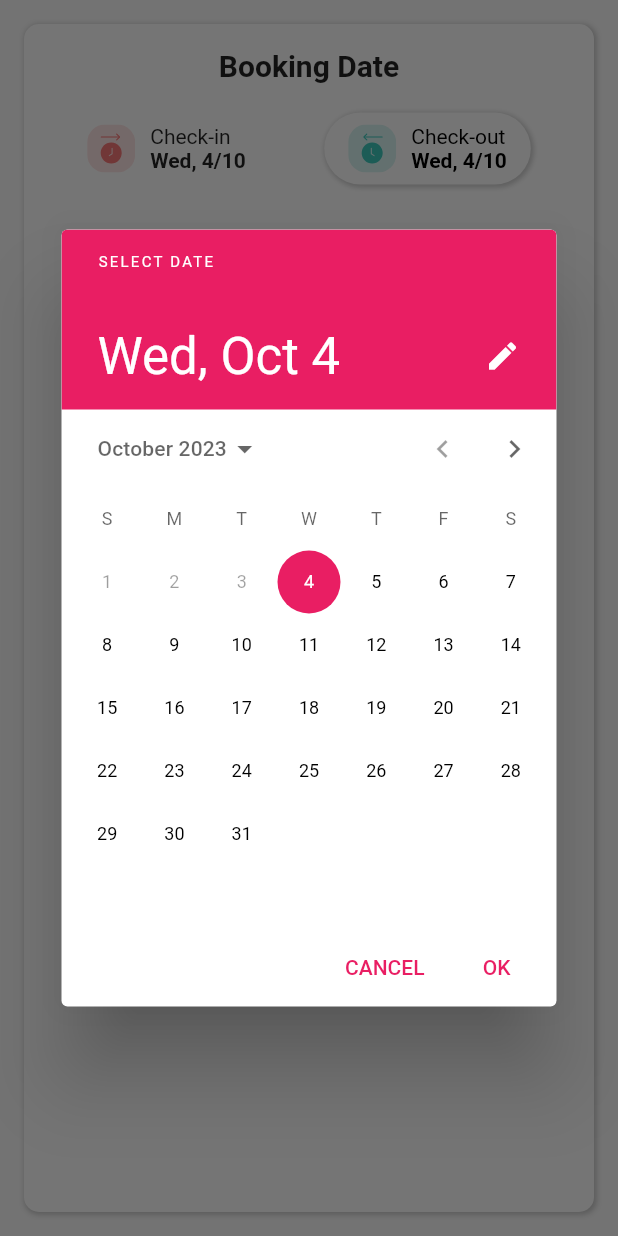
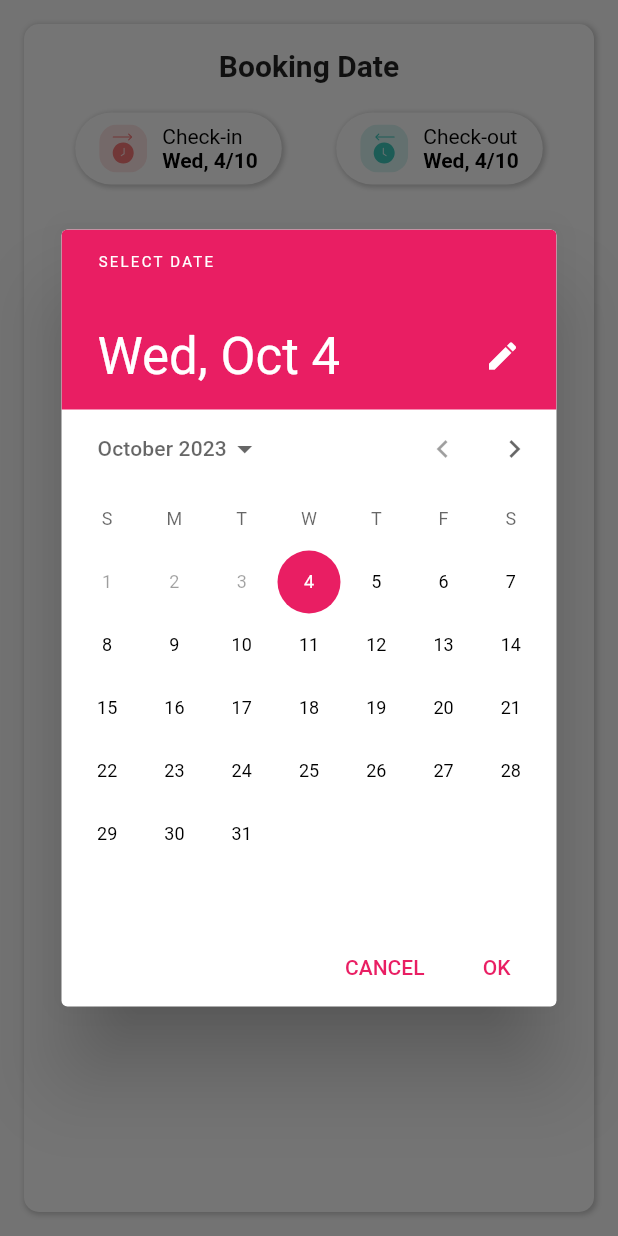
Before and after one commit to TruongGiang1502/travoapp, a Flutter app: what dateBooking() shows on an empty page, opened directly, after a tap on "Check-out", on a phone screen of 412 x 824 dp. Run offline on Flutter 3.47's test engine with Material 2 defaults, Android fonts, the phone set to English and light mode, and no system bars; our stand-ins replace cloud_firestore, connectivity_plus, easy_localization, firebase_auth, firebase_core, flutter_bloc and 2 more; accounts and stored records are empty.

Commit message:
feat: accept to chose check-in date

```diff
--- a/lib/features/mobile/screen/home/hotel/checkout_pageview/book_and_review.dart
+++ b/lib/features/mobile/screen/home/hotel/checkout_pageview/book_and_review.dart
@@ -1,7 +1,6 @@
 import 'package:easy_localization/easy_localization.dart';
 import 'package:flutter/material.dart';
 import 'package:flutter_bloc/flutter_bloc.dart';
-import 'package:flutter_svg/flutter_svg.dart';
 import 'package:travo_demo/features/mobile/screen/home/hotel/add_contact_screen.dart';
 import 'package:travo_demo/features/mobile/screen/home/hotel/add_promo_code.dart';
 import 'package:travo_demo/features/mobile/screen/home/models/guest_info_model.dart';
@@ -9,6 +8,8 @@ import 'package:travo_demo/features/mobile/screen/home/models/snap_model.dart';
 import 'package:travo_demo/features/mobile/screen/home/widget/add_widget_custom.dart';
 import 'package:travo_demo/features/mobile/screen/home/widget/bloc/get_info_cubit.dart';
 import 'package:travo_demo/features/mobile/screen/home/widget/bloc/get_promo_cubit.dart';
+import 'package:travo_demo/features/mobile/screen/home/widget/pick_date.dart';
+import 'package:travo_demo/features/mobile/utils/show_dialog.dart';
 import 'package:travo_demo/widgets/container_decor.dart';
 import 'package:travo_demo/features/mobile/screen/home/widget/services_option.dart';
 import 'package:travo_demo/features/mobile/widget/custom_button.dart';
@@ -28,7 +29,7 @@ class BookAndReview extends StatelessWidget {
               builder: (context, info) {
                 return AddInfoGuestCustom(
                   onPressed: () {
-                    gotoAddContact(context);
+                    addContactCheck(context, info, snapInfo);
                   },
                   imageUrl: 'images/checkout_icon/addcontact_icon.svg',
                   title: 'Contact Details',
@@ -141,7 +142,7 @@ class BookAndReview extends StatelessWidget {
                     )
                   ],
                 ),
-                const Text('1 room')
+                Text('${snapInfo.total} room')
               ],
             )
           ],
@@ -152,9 +153,68 @@ class BookAndReview extends StatelessWidget {
 }
 
 Widget dateBooking(BuildContext context){
-  DateTime now = DateTime.now();
-  //DateTime pickDate = DateTime.now();
-  ValueNotifier <DateTime> pickedDate = ValueNotifier(DateTime.now());
+
+  ValueNotifier <DateTime> pickedDateCheckin = ValueNotifier(DateTime.now());
+  ValueNotifier <DateTime> pickedDateCheckout = ValueNotifier(DateTime.now());
+
+  Future <DateTime> showSelectCheckinDate(BuildContext context)async{
+    final DateTime picked = (
+      await showDatePicker(
+        context: context,
+        initialDate: DateTime.now(),
+        firstDate: DateTime.now(),
+        lastDate: DateTime(DateTime.now().year+1),
+        builder: (BuildContext context, Widget? child){
+          return Theme(
+            data: ThemeData(
+              primarySwatch: Colors.pink,
+              buttonTheme: ButtonThemeData(
+                shape: RoundedRectangleBorder(
+                  borderRadius: BorderRadius.circular(1)
+                )
+              )
+            ),
+            child: child!
+          );
+        }
+      )
+    )??DateTime.now();
+    pickedDateCheckout.value = picked;
+    return picked;
+  }
+
+  Future <DateTime> showSelectCheckoutDate(BuildContext context)async{
+    final DateTime picked = (
+      await showDatePicker(
+        context: context,
+        initialDate: pickedDateCheckout.value,
+        firstDate: pickedDateCheckin.value,
+        lastDate: DateTime(DateTime.now().year+2),
+        builder: (BuildContext context, Widget? child){
+          return Theme(
+            data: ThemeData(
+              primarySwatch: Colors.pink,
+              buttonTheme: ButtonThemeData(
+                shape: RoundedRectangleBorder(
+                  borderRadius: BorderRadius.circular(1)
+                )
+              )
+            ),
+            child: child!
+          );
+        }
+      )
+    )??DateTime.now();
+    return picked;
+  }
+
+  void checkinSelectDate() async {
+    pickedDateCheckin.value = (await showSelectCheckinDate(context));
+  }
+  void checkoutSelectDate() async {
+    pickedDateCheckout.value = (await showSelectCheckoutDate(context));
+  }
+
   return Padding(
     padding: const EdgeInsets.all(16),
     child: ContainerBoxDecor(
@@ -176,67 +236,35 @@ Widget dateBooking(BuildContext context){
               Row(
                 mainAxisAlignment: MainAxisAlignment.spaceAround,
                 children: [
-                  Row(
-                    children: [
-                      SvgPicture.asset('images/checkout_icon/date1_icon.svg'),
-                      const SizedBox(width: 10,),
-                      Column(
-                        crossAxisAlignment: CrossAxisAlignment.start,
-                        children: [
-                          const Text('Check-in'),
-                          Text(DateFormat('E, d/MM').format(now), style: const TextStyle(fontWeight: FontWeight.bold),),
-                        ],
+                  PickDate(
+                    onPressed: checkinSelectDate,
+                    iconUrl: 'images/checkout_icon/date1_icon.svg',
+                    text: 'Check-in',
+                    dateValueWidget: ValueListenableBuilder(
+                        valueListenable: pickedDateCheckin,
+                        builder: (BuildContext context, DateTime value, Widget? child) {
+                          return Text(
+                            DateFormat('E, d/MM').format(pickedDateCheckin.value),
+                            style: const TextStyle(fontWeight: FontWeight.bold, color: Colors.black),
+                          );
+                        }
                       ),
-                    ],
                   ),
-                  Container(
-                    decoration: BoxDecoration(
-                      color: Colors.white,
-                      borderRadius: BorderRadius.circular(50),
-                      boxShadow: [
-                        BoxShadow(
-                          color: Colors.grey.withOpacity(0.5),
-                          spreadRadius: 1,
-                          blurRadius: 2,
-                          offset: const Offset(1, 1)
-                        )
-                      ]
+                  PickDate(
+                    onPressed: checkoutSelectDate,
+                    iconUrl: 'images/checkout_icon/date2_icon.svg',
+                    text: 'Check-out',
+                    dateValueWidget: ValueListenableBuilder(
+                        valueListenable: pickedDateCheckout,
+                        builder: (BuildContext context, DateTime value, Widget? child) {
+                          return Text(
+                            DateFormat('E, d/MM').format(pickedDateCheckout.value),
+                            style: const TextStyle(fontWeight: FontWeight.bold, color: Colors.black),
+                          );
+                        }
                     ),
-                    child: ElevatedButton(
-                      onPressed: ()async{
-                        pickedDate.value = (await showSelectDate(context));
-                      },
-                      style: ElevatedButton.styleFrom(
-                        shape: RoundedRectangleBorder(
-                          borderRadius: BorderRadius.circular(50)
-                        ),
-                        elevation: 0,
-                        backgroundColor: Colors.transparent,
+                  )
 
-                      ),
-                      child: Row(
-                        children: [
-                          SvgPicture.asset('images/checkout_icon/date2_icon.svg'),
-                          const SizedBox(width: 10,),
-                          Column(
-                            crossAxisAlignment: CrossAxisAlignment.start,
-                            children: [
-                              const Text('Check-out', style: TextStyle(fontWeight: FontWeight.normal, color: Colors.black),),
-                              ValueListenableBuilder(
-                                valueListenable: pickedDate,
-                                builder: (BuildContext context, DateTime value, Widget? child) {
-                                  return Text(
-                                    DateFormat('E, d/MM').format(pickedDate.value),
-                                    style: const TextStyle(fontWeight: FontWeight.bold, color: Colors.black),
-                                  );
-                                }
-                              ),
-                            ],
-                          ),
-                        ],
-                      ),
-                    ),
-                  ),
                 ],
               ),
 
@@ -248,30 +276,13 @@ Widget dateBooking(BuildContext context){
   );
 }
 
-Future <DateTime> showSelectDate(BuildContext context)async{
-  final DateTime picked = (
-      await showDatePicker(
-      context: context,
-      initialDate: DateTime.now(),
-      firstDate: DateTime.now(),
-      lastDate: DateTime(2030),
-      builder: (BuildContext context, Widget? child){
-        return Theme(
-          data: ThemeData(
-            primarySwatch: Colors.pink,
-
-            buttonTheme: ButtonThemeData(
-              shape: RoundedRectangleBorder(
-                borderRadius: BorderRadius.circular(1)
-              )
-            )
-          ),
-          child: child!
-        );
-      }
-    )
-  )??DateTime.now();
-  return picked;
+void addContactCheck(BuildContext context ,List<InfoGuest> list, SnapRoomModel snapInfo){
+  if(list.length < int.parse(snapInfo.maxGuest!)) {
+    gotoAddContact(context);
+  }
+  else {
+    ShowDialog.showSimpleDialog(context, 'Full slot', 'The number of guests has reached the limit.');
+  }
 }
 
 void gotoAddContact (BuildContext context)async{
--- a/lib/features/mobile/screen/home/hotel/checkout_screen.dart
+++ b/lib/features/mobile/screen/home/hotel/checkout_screen.dart
@@ -121,7 +121,9 @@ class _CheckOutScreenState extends State<CheckOutScreen> {
             onPressed: nextScreen ,
             snapInfo: widget.snapInfo
           ),
-          const CheckOutPayment(),
+          CheckOutPayment(
+            onPressed: nextScreen,
+          ),
           const ConfirmScreen(),
         ],
       )
--- a/lib/features/mobile/screen/home/widget/add_widget_custom.dart
+++ b/lib/features/mobile/screen/home/widget/add_widget_custom.dart
@@ -53,10 +53,11 @@ class AddInfoGuestCustom extends StatelessWidget {
                     crossAxisAlignment: CrossAxisAlignment.start,
                     children: [
                       Text(
-                        'Guest information ${index+1}',
+                        'Customer ${index+1}',
                         style: const TextStyle(
                           fontWeight: FontWeight.bold,
-                          fontStyle: FontStyle.italic
+                          fontStyle: FontStyle.italic,
+                          color: Colors.red
                         ),
                       ),
                       Text(
--- /dev/null
+++ b/lib/features/mobile/screen/home/widget/pick_date.dart
@@ -0,0 +1,59 @@
+import 'package:flutter/material.dart';
+import 'package:flutter_svg/flutter_svg.dart';
+
+class PickDate extends StatelessWidget {
+  final VoidCallback onPressed;
+  final String iconUrl;
+  final String text;
+  final Widget dateValueWidget;
+  const PickDate(
+      {super.key,
+      required this.onPressed,
+      required this.iconUrl,
+      required this.text,
+      required this.dateValueWidget});
+
+  @override
+  Widget build(BuildContext context) {
+    return Container(
+      decoration: BoxDecoration(
+          color: Colors.white,
+          borderRadius: BorderRadius.circular(50),
+          boxShadow: [
+            BoxShadow(
+                color: Colors.grey.withOpacity(0.5),
+                spreadRadius: 1,
+                blurRadius: 2,
+                offset: const Offset(1, 1))
+          ]),
+      child: ElevatedButton(
+        onPressed: onPressed,
+        style: ElevatedButton.styleFrom(
+          shape:
+              RoundedRectangleBorder(borderRadius: BorderRadius.circular(50)),
+          elevation: 0,
+          backgroundColor: Colors.transparent,
+        ),
+        child: Row(
+          children: [
+            SvgPicture.asset(iconUrl),
+            const SizedBox(
+              width: 10,
+            ),
+            Column(
+              crossAxisAlignment: CrossAxisAlignment.start,
+              children: [
+                Text(
+                  text,
+                  style: const TextStyle(
+                      fontWeight: FontWeight.normal, color: Colors.black),
+                ),
+                dateValueWidget
+              ],
+            ),
+          ],
+        ),
+      ),
+    );
+  }
+}
--- a/lib/route.dart
+++ b/lib/route.dart
@@ -13,6 +13,7 @@ import 'package:travo_demo/features/mobile/screen/home/hotel/detail_hotel_screen
 import 'package:travo_demo/features/mobile/screen/home/hotel/result_hotel_screen.dart';
 import 'package:travo_demo/features/mobile/screen/home/hotel/select_room_screen.dart';
 import 'package:travo_demo/features/mobile/screen/home/models/snap_model.dart';
+import 'package:travo_demo/features/mobile/screen/home/widget/bloc/get_card_cubit.dart';
 import 'package:travo_demo/features/mobile/screen/home/widget/bloc/get_info_cubit.dart';
 import 'package:travo_demo/features/mobile/screen/home/widget/bloc/get_promo_cubit.dart';
 import 'package:travo_demo/features/mobile/screen/main_screen.dart';
@@ -57,6 +58,7 @@ Route <dynamic> generateRoute (RouteSettings settings){
         providers: [
           BlocProvider(create:(context) => GetInfoCubit(),),
           BlocProvider(create:(context) => GetPromoCodeCubit()),
+          BlocProvider(create: (context) => GetCardCubit())
         ],
         child:CheckOutScreen(snapInfo: snapInfo) ,
       ));
```
Also changed, not shown: lib/features/mobile/screen/home/hotel/add_card_screen.dart (+17 -4 lines), lib/features/mobile/screen/home/hotel/checkout_pageview/checkout_payment.dart (+44 -13 lines), lib/features/mobile/utils/show_dialog.dart (+24 -0 lines).
